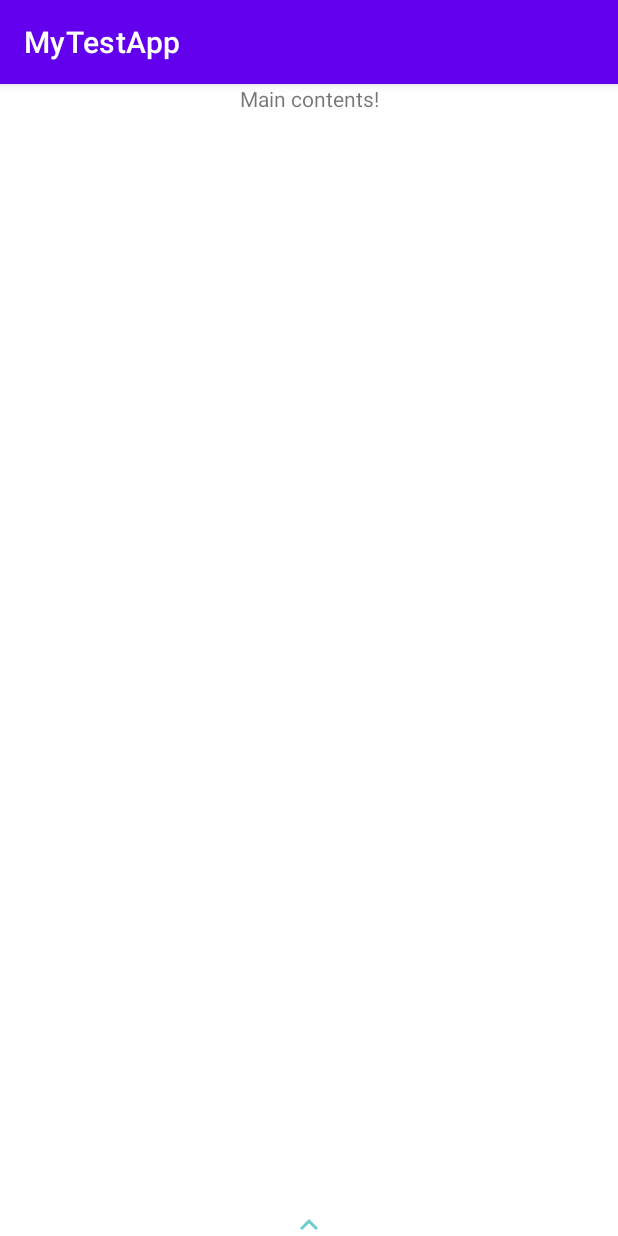
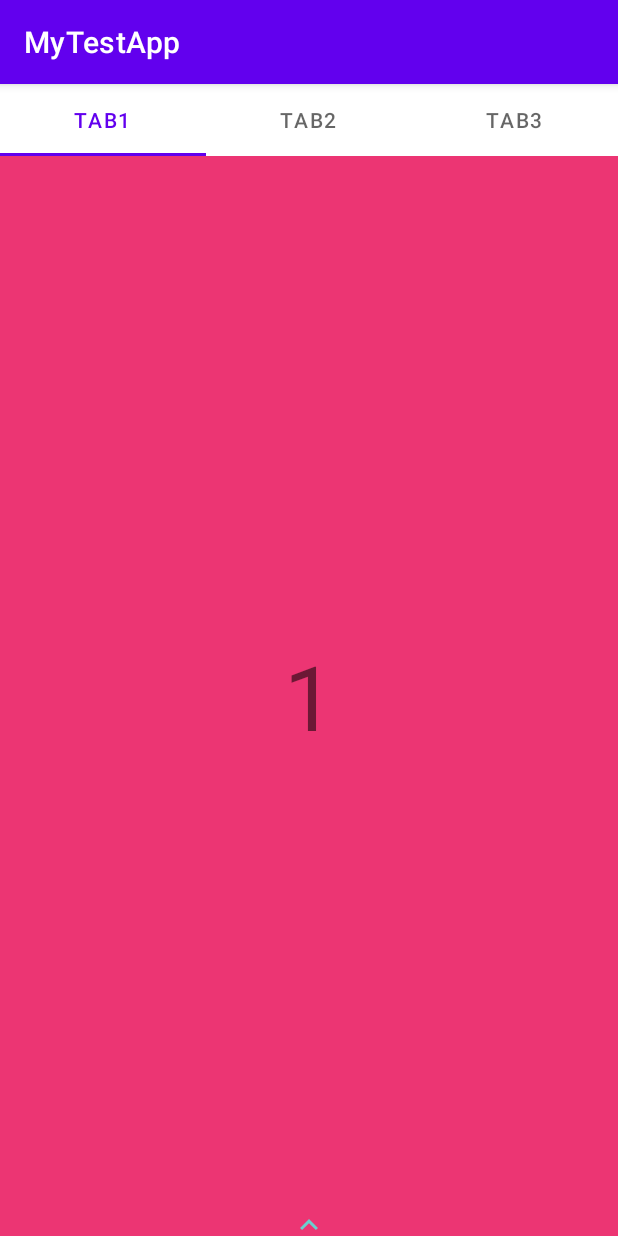
Before and after one commit to harudee/android-java-slidingdrawer_and_swife-gesture, an Android app: the screen it shows after launch (MainActivity), on a phone screen of 412 x 824 dp. Run offline under Robolectric (Android 15) with nearby library versions, the phone set to English and light mode, and no system bars.

Commit message:
[Feat] viewPager 기능 추가 - viewPager2 - tabLayout 추가 - 신규기능 추가 후 swipe 기능 수정 필요함

```diff
--- a/app/build.gradle
+++ b/app/build.gradle
@@ -37,7 +37,10 @@ dependencies {
     implementation 'androidx.appcompat:appcompat:1.5.0'
     implementation 'com.google.android.material:material:1.6.1'
     implementation 'androidx.constraintlayout:constraintlayout:2.1.4'
+    implementation 'androidx.legacy:legacy-support-v4:1.0.0'
     testImplementation 'junit:junit:4.+'
     androidTestImplementation 'androidx.test.ext:junit:1.1.3'
     androidTestImplementation 'androidx.test.espresso:espresso-core:3.4.0'
+
+    implementation "androidx.viewpager2:viewpager2:1.0.0"
 }
--- a/app/src/main/java/com/cos/mytestapp/MainActivity.java
+++ b/app/src/main/java/com/cos/mytestapp/MainActivity.java
@@ -4,11 +4,17 @@ import android.content.Context;
 import android.os.Bundle;
 import android.util.Log;
 import android.view.GestureDetector;
-import android.view.MotionEvent;
+import android.view.View;
 
+import androidx.annotation.NonNull;
 import androidx.appcompat.app.AppCompatActivity;
 
+import com.cos.mytestapp.adapter.ViewPagerAdapter;
 import com.cos.mytestapp.databinding.ActivityMainBinding;
+import com.google.android.material.tabs.TabLayout;
+import com.google.android.material.tabs.TabLayoutMediator;
+
+import org.jetbrains.annotations.NotNull;
 
 public class MainActivity extends AppCompatActivity  {
 
@@ -26,7 +32,17 @@ public class MainActivity extends AppCompatActivity  {
         _binding = ActivityMainBinding.inflate(getLayoutInflater());
         setContentView(_binding.getRoot());
 
+        ViewPagerSetting();
+        SlidingDrawerSetting();
+        //SwipeSetting();
 
+    }
+
+
+    /**
+     * TODO: icon size와 상관없이 topline을 고정시킬 수 있도록 수정해야한다.
+     */
+    private void SlidingDrawerSetting(){
         _binding.slidingDrawer.setOnDrawerOpenListener(() -> {
             Log.d(TAG, "onCreate: drawer open ");
             _isOpenSlidingDrawer = true;
@@ -37,7 +53,13 @@ public class MainActivity extends AppCompatActivity  {
             _isOpenSlidingDrawer = false;
         });
 
-        _binding.llMain.setOnTouchListener(new OnSwipeTouchListener(mthis){
+    }
+
+    /**
+     * TODO : ViewPager 추가한 뒤로 swipe 처리 다시 확인필요
+     */
+    private void SwipeSetting(){
+        _binding.viewPager.setOnTouchListener(new OnSwipeTouchListener(mthis){
             @Override
             public void onSwipeBottom() {
                 //위 -> 아래
@@ -72,5 +94,18 @@ public class MainActivity extends AppCompatActivity  {
 
     }
 
+    private void ViewPagerSetting(){
+
+        ViewPagerAdapter viewPagerAdapter = new ViewPagerAdapter(getSupportFragmentManager(), getLifecycle());
+        _binding.viewPager.setAdapter(viewPagerAdapter);
+        new TabLayoutMediator(_binding.tabLayout, _binding.viewPager, new TabLayoutMediator.TabConfigurationStrategy() {
+            @Override
+            public void onConfigureTab(@NonNull @NotNull TabLayout.Tab tab, int position) {
+                tab.setText("Tab"+(position+1));
+            }
+        }).attach();
+
+    }
+
 
 }
--- /dev/null
+++ b/app/src/main/java/com/cos/mytestapp/adapter/ViewPagerAdapter.java
@@ -0,0 +1,64 @@
+package com.cos.mytestapp.adapter;
+
+import android.os.Bundle;
+
+import androidx.annotation.NonNull;
+import androidx.fragment.app.Fragment;
+import androidx.fragment.app.FragmentActivity;
+import androidx.fragment.app.FragmentManager;
+import androidx.lifecycle.Lifecycle;
+import androidx.viewpager2.adapter.FragmentStateAdapter;
+
+import com.cos.mytestapp.view.FirstFragment;
+import com.cos.mytestapp.view.SecondFragment;
+import com.cos.mytestapp.view.ThirdFragment;
+
+import org.jetbrains.annotations.NotNull;
+
+
+public class ViewPagerAdapter extends FragmentStateAdapter {
+
+
+    public ViewPagerAdapter( FragmentActivity fragmentActivity) {
+        super(fragmentActivity);
+    }
+
+    public ViewPagerAdapter(Fragment fragment) {
+        super(fragment);
+    }
+
+    public ViewPagerAdapter(FragmentManager fragmentManager, Lifecycle lifecycle) {
+        super(fragmentManager, lifecycle);
+    }
+
+    /**
+     * @param position
+     * @return Fragment : 화면에 나타낼 fragment
+     */
+    @NonNull
+    @NotNull
+    @Override
+    public Fragment createFragment(int position) {
+
+        switch (position){
+            case 0:
+                return new FirstFragment();
+            case 1:
+                return new SecondFragment();
+            case 2:
+                return new ThirdFragment();
+            default:
+                return null;
+
+        }
+
+    }
+
+    /**
+     * @return int : 화면에서 나타낼 페이지 수
+     */
+    @Override
+    public int getItemCount() {
+        return 3;
+    }
+}
--- /dev/null
+++ b/app/src/main/java/com/cos/mytestapp/view/FirstFragment.java
@@ -0,0 +1,38 @@
+package com.cos.mytestapp.view;
+
+import android.os.Bundle;
+
+import androidx.annotation.NonNull;
+import androidx.annotation.Nullable;
+import androidx.fragment.app.Fragment;
+import androidx.viewpager2.widget.ViewPager2;
+
+import android.view.LayoutInflater;
+import android.view.View;
+import android.view.ViewGroup;
+
+import com.cos.mytestapp.R;
+import com.cos.mytestapp.adapter.ViewPagerAdapter;
+
+import org.jetbrains.annotations.NotNull;
+
+public class FirstFragment extends Fragment {
+    ViewPagerAdapter viewPagerAdapter;
+    ViewPager2 viewPager;
+
+    @Override
+    public View onCreateView(LayoutInflater inflater, ViewGroup container,
+                             Bundle savedInstanceState) {
+        // Inflate the layout for this fragment
+        return inflater.inflate(R.layout.fragment_first, container, false);
+    }
+
+    /*@Override
+    public void onViewCreated(@NonNull @NotNull View view, @Nullable @org.jetbrains.annotations.Nullable Bundle savedInstanceState) {
+
+        viewPagerAdapter = new ViewPagerAdapter(this);
+        viewPager = view.findViewById(R.id.view_pager);
+        viewPager.setAdapter(viewPagerAdapter);
+
+    }*/
+}
--- a/app/src/main/res/layout/activity_main.xml
+++ b/app/src/main/res/layout/activity_main.xml
@@ -1,6 +1,5 @@
 <?xml version="1.0" encoding="utf-8"?>
 <androidx.constraintlayout.widget.ConstraintLayout
-    android:id="@+id/ll_main"
     xmlns:android="http://schemas.android.com/apk/res/android"
     xmlns:app="http://schemas.android.com/apk/res-auto"
     xmlns:tools="http://schemas.android.com/tools"
@@ -8,24 +7,39 @@
     android:layout_height="match_parent"
     tools:context=".MainActivity">
 
-    <TextView
-        android:id="@+id/tv_main"
+    <com.google.android.material.tabs.TabLayout
+        android:id="@+id/tab_layout"
+        android:layout_width="match_parent"
+        android:layout_height="wrap_content"
+        app:layout_constraintTop_toTopOf="parent" />
+
+    <androidx.constraintlayout.widget.Guideline
+        android:id="@+id/guideline2"
         android:layout_width="wrap_content"
         android:layout_height="wrap_content"
-        android:text="Main contents!"
-        app:layout_constraintLeft_toLeftOf="parent"
-        app:layout_constraintRight_toRightOf="parent"
-        app:layout_constraintTop_toTopOf="parent" />
+        android:orientation="horizontal"
+        app:layout_constraintGuide_begin="25dp" />
+
+    <androidx.viewpager2.widget.ViewPager2
+        android:id="@+id/view_pager"
+        android:layout_width="match_parent"
+        android:layout_height="0dp"
+        android:layout_weight="1"
+        android:orientation="horizontal"
+        app:layout_constraintBottom_toBottomOf="parent"
+        app:layout_constraintTop_toBottomOf="@+id/tab_layout" />
 
     <SlidingDrawer
         android:id="@+id/slidingDrawer"
         android:layout_width="match_parent"
-        android:layout_height="match_parent"
+        android:layout_height="0dp"
+        android:layout_weight="1"
         android:animateOnClick="false"
         android:bottomOffset="5dp"
         android:content="@id/ll_content"
         android:handle="@id/iv_handle"
         android:orientation="vertical"
+        app:layout_constraintTop_toBottomOf="@+id/guideline2"
         app:layout_constraintBottom_toBottomOf="parent">
 
         <ImageView
--- /dev/null
+++ b/app/src/main/res/layout/fragment_first.xml
@@ -0,0 +1,18 @@
+<?xml version="1.0" encoding="utf-8"?>
+<FrameLayout xmlns:android="http://schemas.android.com/apk/res/android"
+    xmlns:tools="http://schemas.android.com/tools"
+    android:layout_width="match_parent"
+    android:layout_height="match_parent"
+    android:background="@color/pink"
+    android:orientation="vertical"
+    tools:context=".view.FirstFragment">
+
+    <!-- TODO: Update blank fragment layout -->
+    <TextView
+        android:layout_width="match_parent"
+        android:layout_height="match_parent"
+        android:gravity="center"
+        android:text="1"
+        android:textSize="60sp"/>
+
+</FrameLayout>
--- a/app/src/main/res/values/colors.xml
+++ b/app/src/main/res/values/colors.xml
@@ -7,4 +7,5 @@
     <color name="teal_700">#FF018786</color>
     <color name="black">#FF000000</color>
     <color name="white">#FFFFFFFF</color>
+    <color name="pink">#EC3573</color>
 </resources>
```
Also changed, not shown: app/src/main/java/com/cos/mytestapp/view/SecondFragment.java (added, +28 -0 lines), app/src/main/java/com/cos/mytestapp/view/ThirdFragment.java (added, +66 -0 lines), app/src/main/java/com/cos/mytestapp/widget/MSlidingDrawer.java (deleted, +0 -72 lines), app/src/main/res/layout/fragment_second.xml (added, +17 -0 lines), app/src/main/res/layout/fragment_third.xml (added, +18 -0 lines).
